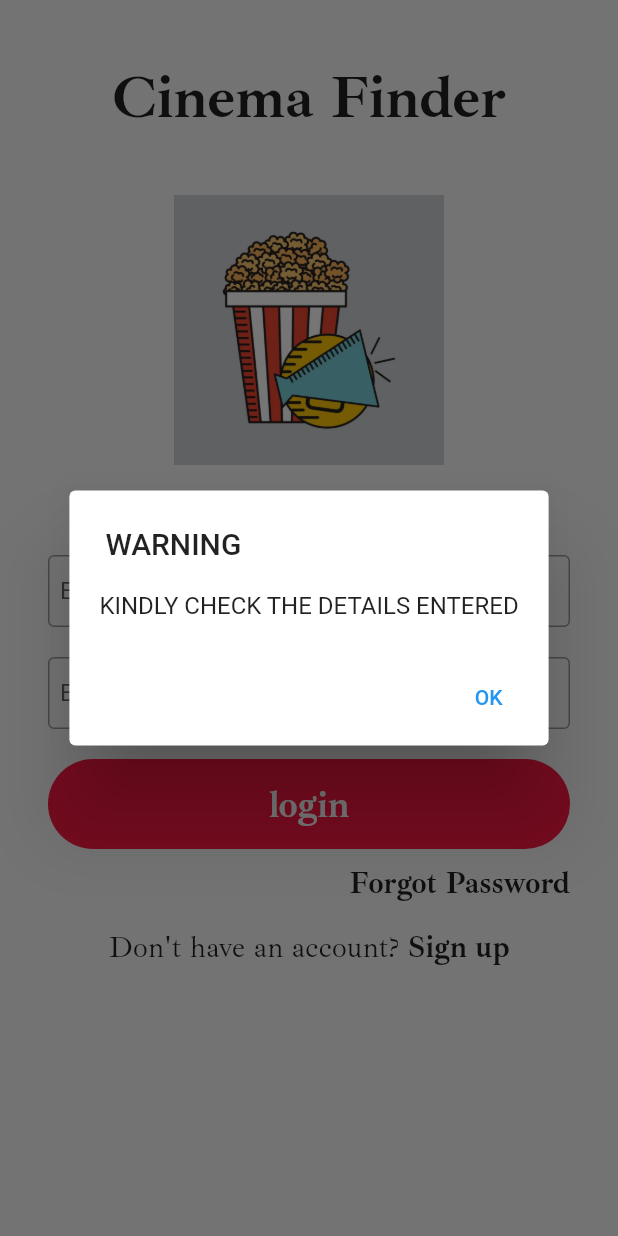
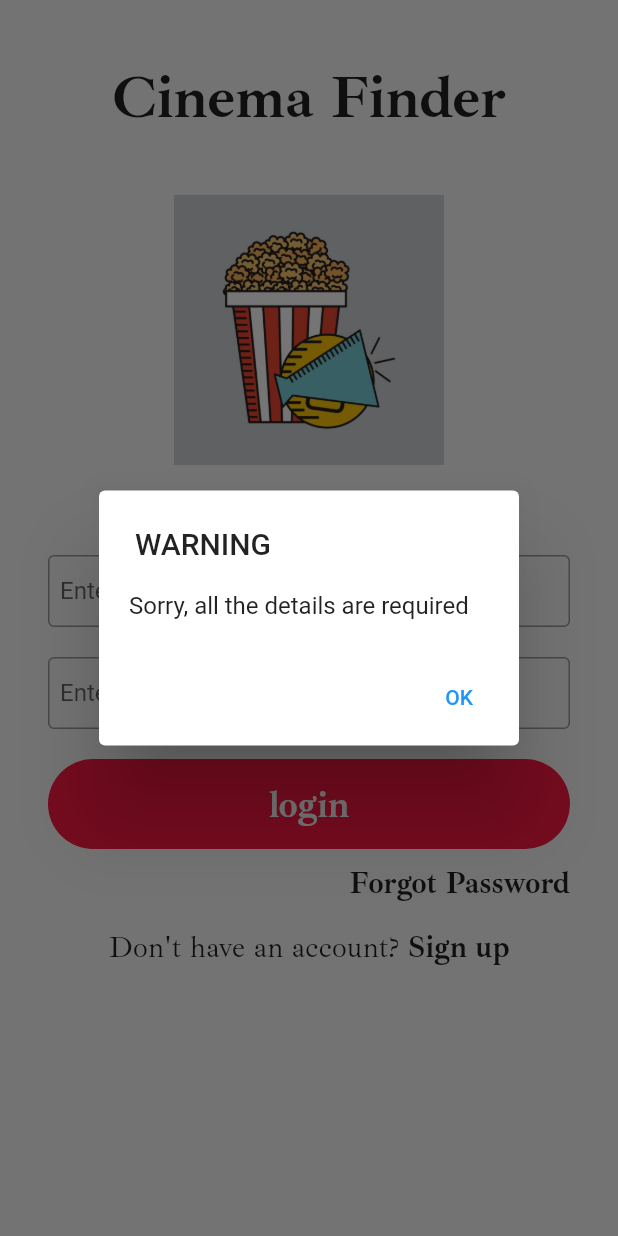
Before and after one commit to pranaygali/cinemaFinderFlutter, a Flutter app: the loginAcount screen opened directly, after a tap on "login", on a phone screen of 412 x 824 dp. Run offline on Flutter 3.47's test engine with Material 2 defaults, Android fonts, the phone set to English and light mode, and no system bars; our stand-ins replace cloud_firestore, firebase_auth, firebase_core, firebase_storage, image_picker; accounts and stored records are empty.

Commit message:
loginchanges

```diff
--- a/lib/authentication/loginUI.dart
+++ b/lib/authentication/loginUI.dart
@@ -1,4 +1,5 @@
-import 'package:cinemafinder/authentication/authMethods.dart';
+import 'package:cinemafinder/admin/adminHome.dart';
+import 'package:cinemafinder/authentication/signUpMethod.dart';
 import 'package:cinemafinder/authentication/forgotPassword.dart';
 import 'package:cinemafinder/authentication/loginMethod.dart';
 import 'package:cinemafinder/authentication/signUp.dart';
@@ -28,12 +29,33 @@ class _loginAcountState extends State<loginAcount> {
     String res = await LoginMethod().loginUser(
         email: emailController.text, password: passwordController.text);
 
-    if (res == "logged in") {
+    if (res == "logged in" &&
+        emailController.text == "admin@gmail.com" &&
+        passwordController.text == "12345678") {
       print('logged in but not going');
       Navigator.push(
         context,
-        MaterialPageRoute(builder: (context) => movieHomeScreen()),
+        MaterialPageRoute(builder: (context) => adminHomeScreen()),
       );
+      showDialog(
+        context: context,
+        builder: (context) => AlertDialog(
+          actions: [
+            TextButton(
+              onPressed: () {
+                Navigator.of(context).pop();
+              },
+              child: Text('OK'),
+            ),
+          ],
+          title: Text('ALERT'),
+          contentPadding: EdgeInsets.all(20),
+          content: Text('LOGIN SUCCESSFULL'),
+        ),
+      );
+    } else if (res == "logged in") {
+      Navigator.push(
+          context, MaterialPageRoute(builder: (context) => movieHomeScreen()));
       showDialog(
         context: context,
         builder: (context) => AlertDialog(
@@ -64,7 +86,7 @@ class _loginAcountState extends State<loginAcount> {
           ],
           title: Text('WARNING'),
           contentPadding: EdgeInsets.all(20),
-          content: Text('KINDLY CHECK THE DETAILS ENTERED'),
+          content: Text(res),
         ),
       );
     }
```
